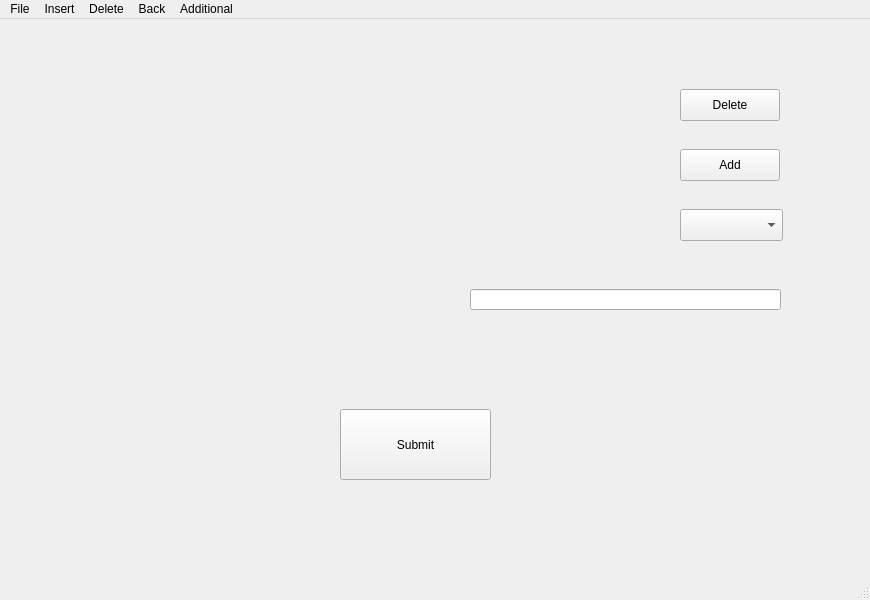
Above: mainwindow.ui from brennanafrank/EasyDraft before the change. Below: the same form after it.
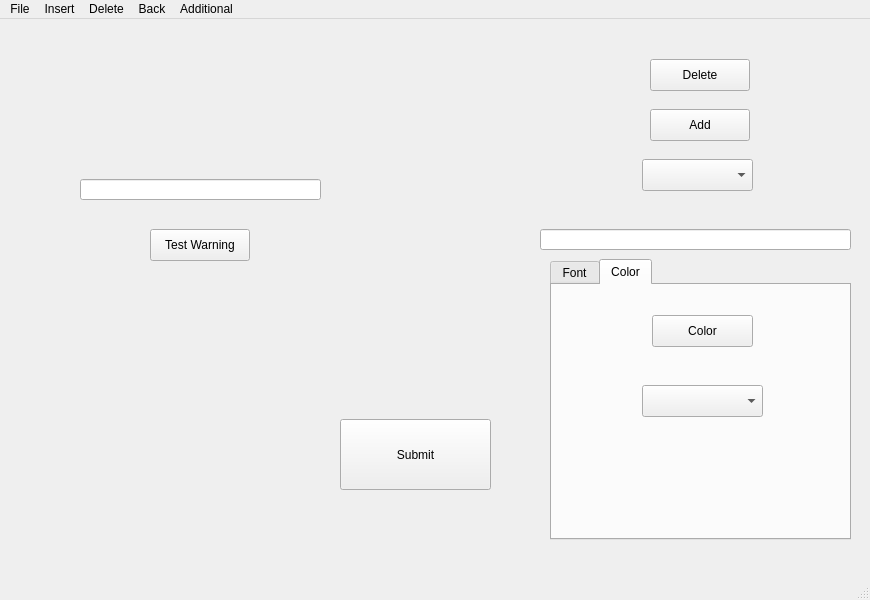
That is the form after the change. The open tabs and pages were chosen to show the change. Icons and pictures are not drawn.

Commit message: Created tabs to change font and color of text input; haven't implemented the back end for it. Also implemented the basics of warning labels

What changed in the file:
```diff
--- a/mainwindow.ui
+++ b/mainwindow.ui
@@ -19,8 +19,8 @@
      <rect>
       <x>-20</x>
       <y>0</y>
-      <width>861</width>
-      <height>571</height>
+      <width>871</width>
+      <height>531</height>
      </rect>
     </property>
     <property name="currentIndex">
@@ -135,24 +135,11 @@
        <string/>
       </property>
      </widget>
-     <widget class="QPushButton" name="pushButton_8">
-      <property name="geometry">
-       <rect>
-        <x>360</x>
-        <y>390</y>
-        <width>151</width>
-        <height>71</height>
-       </rect>
-      </property>
-      <property name="text">
-       <string>Submit</string>
-      </property>
-     </widget>
      <widget class="QPushButton" name="deletePlaceholderButton">
       <property name="geometry">
        <rect>
-        <x>700</x>
-        <y>70</y>
+        <x>670</x>
+        <y>40</y>
         <width>100</width>
         <height>32</height>
        </rect>
@@ -164,8 +151,8 @@
      <widget class="QPushButton" name="addPlaceholderButton">
       <property name="geometry">
        <rect>
-        <x>700</x>
-        <y>130</y>
+        <x>670</x>
+        <y>90</y>
         <width>100</width>
         <height>32</height>
        </rect>
@@ -177,9 +164,9 @@
      <widget class="QComboBox" name="placeholderComboBox">
       <property name="geometry">
        <rect>
-        <x>700</x>
-        <y>190</y>
-        <width>103</width>
+        <x>662</x>
+        <y>140</y>
+        <width>111</width>
         <height>32</height>
        </rect>
       </property>
@@ -187,13 +174,118 @@
      <widget class="QLineEdit" name="lineEdit">
       <property name="geometry">
        <rect>
-        <x>490</x>
-        <y>270</y>
+        <x>560</x>
+        <y>210</y>
         <width>311</width>
         <height>21</height>
        </rect>
       </property>
      </widget>
+     <widget class="QPushButton" name="pushButton_8">
+      <property name="geometry">
+       <rect>
+        <x>360</x>
+        <y>400</y>
+        <width>151</width>
+        <height>71</height>
+       </rect>
+      </property>
+      <property name="text">
+       <string>Submit</string>
+      </property>
+     </widget>
+     <widget class="QTabWidget" name="tabWidget">
+      <property name="geometry">
+       <rect>
+        <x>570</x>
+        <y>240</y>
+        <width>301</width>
+        <height>281</height>
+       </rect>
+      </property>
+      <property name="currentIndex">
+       <number>1</number>
+      </property>
+      <widget class="QWidget" name="Font">
+       <attribute name="title">
+        <string>Font</string>
+       </attribute>
+       <widget class="QPushButton" name="fontButton">
+        <property name="geometry">
+         <rect>
+          <x>100</x>
+          <y>30</y>
+          <width>101</width>
+          <height>32</height>
+         </rect>
+        </property>
+        <property name="text">
+         <string>Font</string>
+        </property>
+       </widget>
+       <widget class="QComboBox" name="fontSelector">
+        <property name="geometry">
+         <rect>
+          <x>90</x>
+          <y>100</y>
+          <width>121</width>
+          <height>32</height>
+         </rect>
+        </property>
+       </widget>
+      </widget>
+      <widget class="QWidget" name="Color">
+       <attribute name="title">
+        <string>Color</string>
+       </attribute>
+       <widget class="QPushButton" name="ColorButton">
+        <property name="geometry">
+         <rect>
+          <x>100</x>
+          <y>30</y>
+          <width>101</width>
+          <height>32</height>
+         </rect>
+        </property>
+        <property name="text">
+         <string>Color</string>
+        </property>
+       </widget>
+       <widget class="QComboBox" name="ColorSelector">
+        <property name="geometry">
+         <rect>
+          <x>90</x>
+          <y>100</y>
+          <width>121</width>
+          <height>32</height>
+         </rect>
+        </property>
+       </widget>
+      </widget>
+     </widget>
+     <widget class="QLineEdit" name="warningLine">
+      <property name="geometry">
+       <rect>
+        <x>100</x>
+        <y>160</y>
+        <width>241</width>
+        <height>21</height>
+       </rect>
+      </property>
+     </widget>
+     <widget class="QPushButton" name="pushButton">
+      <property name="geometry">
+       <rect>
+        <x>170</x>
+        <y>210</y>
+        <width>100</width>
+        <height>32</height>
+       </rect>
+      </property>
+      <property name="text">
+       <string>Test Warning</string>
+      </property>
+     </widget>
     </widget>
     <widget class="QWidget" name="page_4">
      <widget class="QPushButton" name="pushButton_3">
```
Left out of the diff: 2 changed lines with no effect on the pictures. The commit also changes 2 other files.
